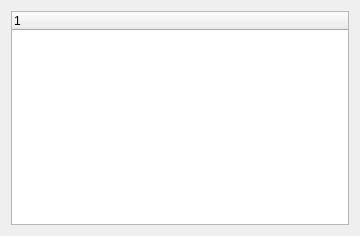
Before: the Qt Designer form src/widgets/wizardcheck_ui.ui in KDE/kdenlive, drawn with Qt 5.
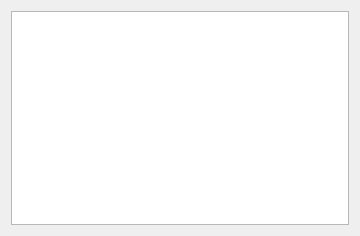
After: the same form once the commit is applied.

What changed in the file:
```diff
--- a/src/widgets/wizardcheck_ui.ui
+++ b/src/widgets/wizardcheck_ui.ui
@@ -9,9 +9,35 @@
     <height>236</height>
    </rect>
   </property>
-  <layout class="QGridLayout" name="gridLayout" >
-   <item row="0" column="0" >
-    <widget class="QTreeWidget" name="programList" />
+  <layout class="QGridLayout" name="gridLayout">
+   <item row="0" column="0">
+    <widget class="QTreeWidget" name="programList">
+     <property name="alternatingRowColors">
+      <bool>true</bool>
+     </property>
+     <property name="rootIsDecorated">
+      <bool>false</bool>
+     </property>
+     <property name="columnCount">
+      <number>2</number>
+     </property>
+     <attribute name="headerVisible">
+      <bool>false</bool>
+     </attribute>
+     <attribute name="headerVisible">
+      <bool>false</bool>
+     </attribute>
+     <column>
+      <property name="text">
+       <string notr="true">1</string>
+      </property>
+     </column>
+     <column>
+      <property name="text">
+       <string notr="true">2</string>
+      </property>
+     </column>
+    </widget>
    </item>
   </layout>
  </widget>
```
Left out of the diff: 7 changed lines with no effect on the pictures.
